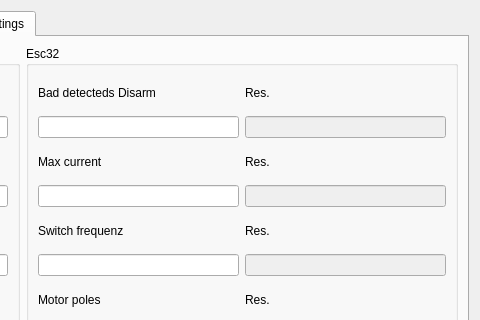
This is src/ui/qgcautoquad.ui in mpaperno/qgroundcontrol_aq as Qt 5 draws it before an edit; both pictures show x 555 to 1035 and y 0 to 320 of the 1035 by 695 pixel window. The edited form follows.
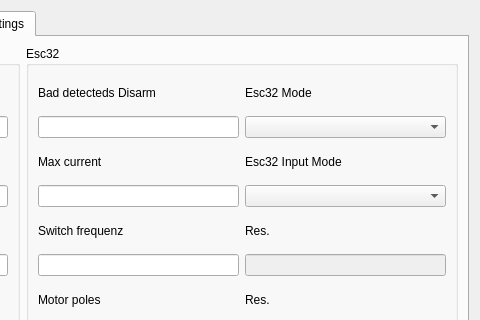
This is the edited form. The open tabs and pages were chosen to show the change.

```diff
--- a/src/ui/qgcautoquad.ui
+++ b/src/ui/qgcautoquad.ui
@@ -3674,16 +3674,12 @@
                   <item>
                    <widget class="QLabel" name="label_119">
                     <property name="text">
-                     <string>Res.</string>
+                     <string>Esc32 Mode</string>
                     </property>
                    </widget>
                   </item>
                   <item>
-                   <widget class="QLineEdit" name="CTRL_YAW_RTE_PM_2">
-                    <property name="enabled">
-                     <bool>false</bool>
-                    </property>
-                   </widget>
+                   <widget class="QComboBox" name="comboBox_mode"/>
                   </item>
                  </layout>
                 </item>
@@ -3692,16 +3688,12 @@
                   <item>
                    <widget class="QLabel" name="label_120">
                     <property name="text">
-                     <string>Res.</string>
+                     <string>Esc32 Input Mode</string>
                     </property>
                    </widget>
                   </item>
                   <item>
-                   <widget class="QLineEdit" name="CTRL_YAW_RTE_IM_2">
-                    <property name="enabled">
-                     <bool>false</bool>
-                    </property>
-                   </widget>
+                   <widget class="QComboBox" name="comboBox_in_mode"/>
                   </item>
                  </layout>
                 </item>
```
